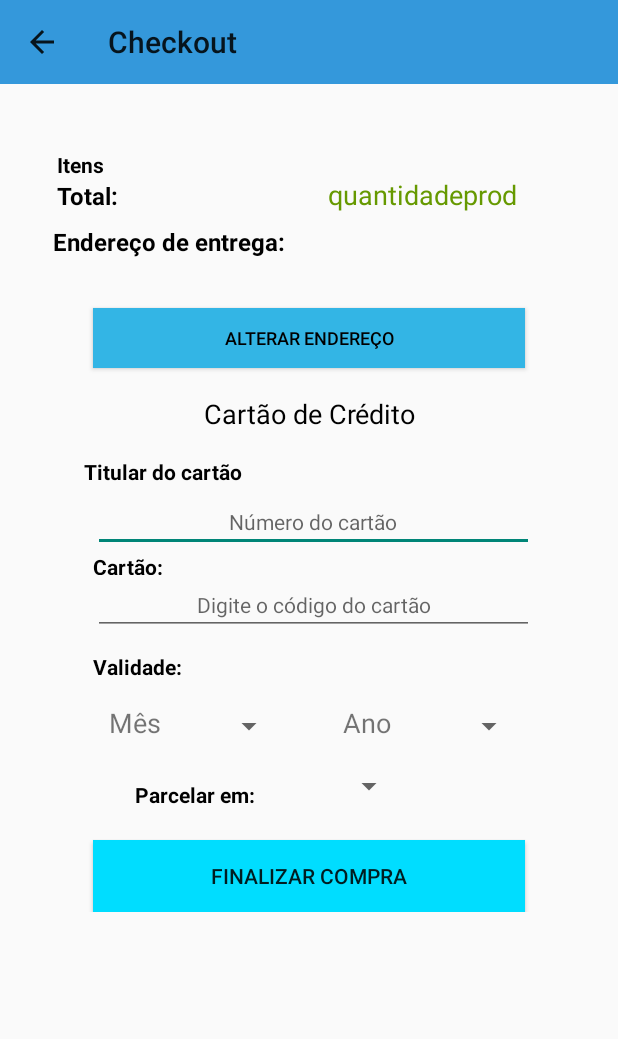
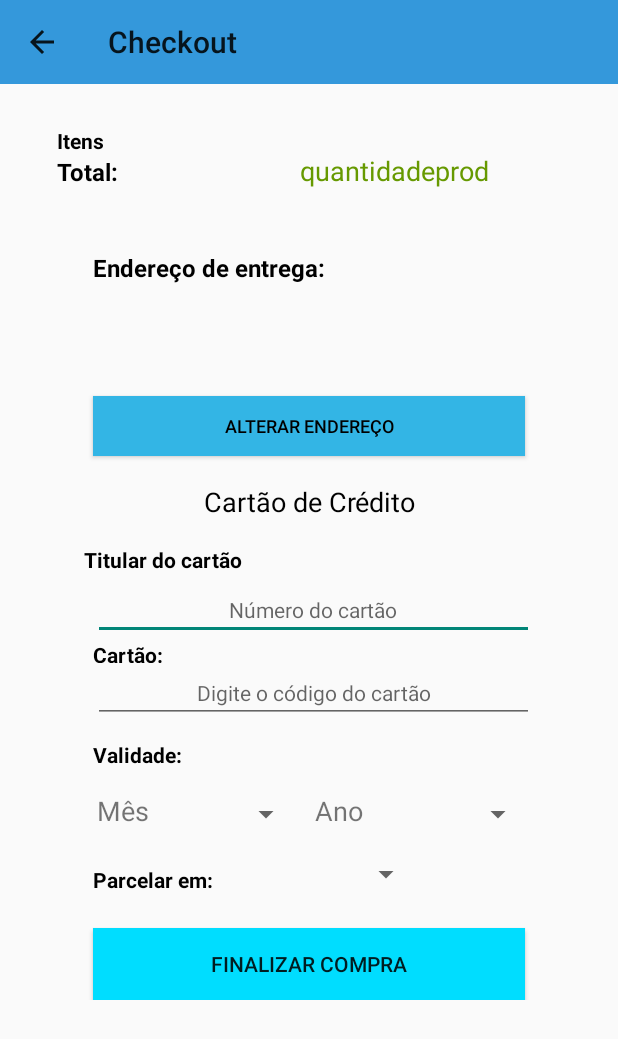
Before and after one commit to URWay/Gandalf-App, an Android app: the screen it shows after launch (Checkout), on a phone screen of 412 x 824 dp. Shown: the top 1039 px of the screen. Run offline under Robolectric (Android 15) with nearby library versions, the phone set to English and light mode, and no system bars.

Commit message:
Ok
Layout ok

```diff
--- a/PIQuatro/app/src/main/java/com/app/gandalf/piquatro/Checkout/Checkout.java
+++ b/PIQuatro/app/src/main/java/com/app/gandalf/piquatro/Checkout/Checkout.java
@@ -3,6 +3,8 @@ package com.app.gandalf.piquatro.Checkout;
 import android.content.SharedPreferences;
 import android.os.AsyncTask;
 import android.os.Bundle;
+import android.support.v4.app.Fragment;
+import android.support.v4.app.FragmentManager;
 import android.support.v7.app.ActionBar;
 import android.support.v7.app.AppCompatActivity;
 import android.support.v7.widget.Toolbar;
@@ -15,6 +17,7 @@ import android.widget.Spinner;
 import android.widget.TextView;
 import android.widget.Toast;
 
+import com.app.gandalf.piquatro.FragmentCadastroCliente;
 import com.app.gandalf.piquatro.Functions;
 import com.app.gandalf.piquatro.Mask;
 import com.app.gandalf.piquatro.R;
@@ -452,6 +455,20 @@ public class Checkout extends AppCompatActivity {
                     Toast.makeText(getApplicationContext(), "Pedido realizado com sucesso", Toast.LENGTH_SHORT).show();
                     SharedPreferencesCart sh = new SharedPreferencesCart();
                     sh.removeSharedItens(Checkout.this);
+
+                    Fragment fragment = null;
+                    Class fragmentClass = null;
+
+                    fragmentClass = FragmentCadastroCliente.class;
+
+                    try {
+                        fragment = (Fragment) fragmentClass.newInstance();
+                    } catch (Exception e) {
+                        e.printStackTrace();
+                    }
+
+                    FragmentManager fragmentManager = getSupportFragmentManager();
+                    fragmentManager.beginTransaction().replace(R.id.corpo, fragment).commit();
                 }
 
             } catch (Exception e) {
--- a/PIQuatro/app/src/main/res/layout/activity_checkout.xml
+++ b/PIQuatro/app/src/main/res/layout/activity_checkout.xml
@@ -18,6 +18,7 @@
                 android:layout_alignParentTop="true"
                 android:layout_alignParentStart="true">
 
+
                 <Button
                     android:id="@+id/comprar"
                     android:layout_width="376dp"
@@ -36,6 +37,47 @@
                   android:layout_above="@+id/textView27"
                   android:layout_alignParentEnd="true" />
 
+                <TextView
+                    android:id="@+id/textVQtdProduto"
+                    android:layout_width="wrap_content"
+                    android:layout_height="wrap_content"
+                    android:layout_alignStart="@+id/textView20"
+                    android:layout_marginTop="84dp"
+                    android:text="Itens"
+                    android:textColor="@android:color/background_dark"
+                    android:textStyle="bold" />
+
+                <TextView
+                    android:id="@+id/editTotal"
+                    android:layout_width="150dp"
+                    android:layout_height="wrap_content"
+                    android:clickable="false"
+                    android:cursorVisible="false"
+                    android:ems="10"
+                    android:focusable="false"
+                    android:focusableInTouchMode="false"
+                    android:inputType="numberDecimal"
+                    android:text="quantidadeprod"
+                    android:textAlignment="textStart"
+                    android:textColor="@android:color/holo_green_dark"
+                    android:textSize="18dp"
+                    android:layout_alignBaseline="@+id/textView20"
+                    android:layout_alignBottom="@+id/textView20"
+                    android:layout_alignEnd="@+id/textView22" />
+
+                <TextView
+                    android:id="@+id/textView20"
+                    android:layout_width="100dp"
+                    android:layout_height="wrap_content"
+                    android:text="Total:"
+                    android:textColor="@android:color/black"
+                    android:textSize="16sp"
+                    android:textStyle="bold"
+                    android:layout_marginStart="38dp"
+                    android:layout_below="@+id/textVQtdProduto"
+                    android:layout_alignParentStart="true" />
+
+
 
                 <TextView
                     android:id="@+id/textView21"
@@ -45,32 +87,34 @@
                     android:textColor="@android:color/black"
                     android:textSize="16sp"
                     android:textStyle="bold"
-                    android:layout_marginTop="150dp"
-                    android:layout_alignParentTop="true"
-                    android:layout_toStartOf="@+id/spinParcelas" />
+                    android:layout_marginTop="41dp"
+                    android:layout_below="@+id/editTotal"
+                    android:layout_alignStart="@+id/textView5" />
 
                 <TextView
                     android:id="@+id/textEndereco"
                     android:layout_width="match_parent"
-                    android:layout_height="wrap_content"
-                    android:layout_above="@+id/textView22"
-                    android:layout_alignParentEnd="true" />
+                    android:layout_height="60dp"
+                    android:layout_marginStart="10dp"
+                    android:layout_alignParentStart="true"
+                    android:layout_below="@+id/textView21"
+                    android:layout_alignEnd="@+id/textView22" />
 
 
                 <TextView
                     android:id="@+id/textView22"
                     android:layout_width="350dp"
                     android:layout_height="150dp"
-                    android:layout_alignEnd="@+id/spiMes"
+
+                    android:layout_marginRight="15dp"
+                    android:layout_marginTop="49dp"
                     android:layout_below="@+id/textView21"
-                    android:layout_marginRight="15dp"
-                    android:layout_marginTop="8dp"
-                         />
+                    android:layout_alignParentStart="true" />
                 <Button
                     android:id="@+id/btnEnderecoTroca"
                     android:layout_width="wrap_content"
                     android:layout_height="40dp"
-
+                    android:layout_below="@+id/textEndereco"
                     android:background="@android:color/holo_blue_light"
                     android:text="Alterar endereço"
                     android:textAlignment="center"
@@ -146,7 +190,7 @@
                     android:layout_height="30dp"
                     android:layout_marginTop="15dp"
                     android:layout_below="@+id/textView29"
-                    android:layout_toStartOf="@+id/spinParcelas">
+                    android:layout_toEndOf="@+id/textView29">
 
                 </Spinner>
 
@@ -158,9 +202,9 @@
                     android:text="Parcelar em:"
                     android:textColor="@android:color/background_dark"
                     android:textStyle="bold"
+                    android:layout_marginBottom="12dp"
                     android:layout_alignBottom="@+id/spinParcelas"
-                    android:layout_alignEnd="@+id/spinnerParcela"
-                    android:layout_marginBottom="10dp" />
+                    android:layout_alignStart="@+id/textView15" />
 
                 <EditText
                     android:id="@+id/txtnumcod"
@@ -194,30 +238,30 @@
                     android:id="@+id/textView15"
                     android:layout_width="40dp"
                     android:layout_height="30dp"
-                    android:layout_alignTop="@+id/spinnerParcela"
-                    android:layout_toStartOf="@+id/spinnerParcela"
                     android:text="Mês"
                     android:textAlignment="center"
-                    android:textSize="18sp" />
+                    android:textSize="18sp"
+                    android:layout_alignTop="@+id/spinnerParcela"
+                    android:layout_alignStart="@+id/textView29" />
 
 
                 <TextView
                     android:id="@+id/textView18"
                     android:layout_width="50dp"
                     android:layout_height="30dp"
-                    android:layout_alignTop="@+id/spiAno"
-                    android:layout_toStartOf="@+id/spiAno"
                     android:text="Ano"
                     android:textAlignment="center"
                     android:textAllCaps="false"
-                    android:textSize="18sp" />
+                    android:textSize="18sp"
+                    android:layout_above="@+id/spinParcelas"
+                    android:layout_alignStart="@+id/spinParcelas" />
 
                 <Spinner
                     android:id="@+id/spiAno"
                     android:layout_width="80dp"
                     android:layout_height="30dp"
-                    android:layout_alignTop="@+id/spinnerParcela"
-                    android:layout_alignEnd="@+id/comprar">
+                    android:layout_above="@+id/spinParcelas"
+                    android:layout_alignEnd="@+id/idcod">
 
                 </Spinner>
 
@@ -226,7 +270,7 @@
                     android:layout_width="80dp"
                     android:layout_height="50dp"
                     android:layout_below="@+id/spinnerParcela"
-                    android:layout_toStartOf="@+id/spiAno" />
+                    android:layout_toEndOf="@+id/spinnerParcela" />
             </RelativeLayout>
         </ScrollView>
 
@@ -241,47 +285,5 @@
         android:minHeight="?attr/actionBarSize"
         android:theme="?attr/actionBarTheme" />
 
-    <TextView
-        android:id="@+id/textVQtdProduto"
-        android:layout_width="wrap_content"
-        android:layout_height="wrap_content"
-        android:layout_alignStart="@+id/textView20"
-        android:layout_below="@+id/toolbar"
-        android:layout_marginTop="44dp"
-        android:text="Itens"
-        android:textColor="@android:color/background_dark"
-        android:textStyle="bold" />
-
-    <TextView
-        android:id="@+id/editTotal"
-        android:layout_width="150dp"
-        android:layout_height="wrap_content"
-        android:layout_marginEnd="43dp"
-        android:clickable="false"
-        android:cursorVisible="false"
-        android:ems="10"
-        android:focusable="false"
-        android:focusableInTouchMode="false"
-        android:inputType="numberDecimal"
-        android:text="quantidadeprod"
-        android:textAlignment="textStart"
-        android:textColor="@android:color/holo_green_dark"
-        android:textSize="18dp"
-        android:layout_alignBaseline="@+id/textView20"
-        android:layout_alignBottom="@+id/textView20"
-        android:layout_alignParentEnd="true" />
-
-    <TextView
-        android:id="@+id/textView20"
-        android:layout_width="100dp"
-        android:layout_height="wrap_content"
-        android:text="Total:"
-        android:textColor="@android:color/black"
-        android:textSize="16sp"
-        android:textStyle="bold"
-        android:layout_marginStart="38dp"
-        android:layout_below="@+id/textVQtdProduto"
-        android:layout_alignParentStart="true" />
-
 
 </RelativeLayout>
```
